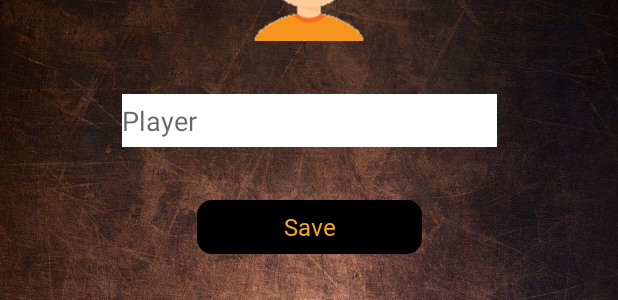
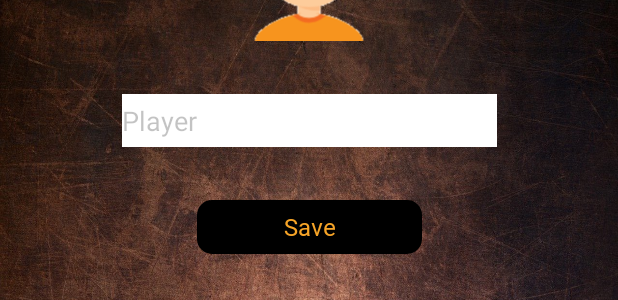
Before and after one commit to Beka1981/Simple, an Android app: the layout fragment_settings.xml on its own in the app's theme, with its tools: preview values and no code run, on a phone screen of 412 x 824 dp. Shown: the part 177-477 px from the top of the screen. Run offline under Robolectric (Android 15) with nearby library versions, the phone set to English and light mode, and no system bars.

Commit message:
fixed bugs

```diff
--- a/app/src/main/java/ge/gogichaishvili/simpleapplication/domain/Dice.kt
+++ b/app/src/main/java/ge/gogichaishvili/simpleapplication/domain/Dice.kt
@@ -4,7 +4,7 @@ import ge.gogichaishvili.simpleapplication.R
 import ge.gogichaishvili.simpleapplication.models.DiceModel
 import java.util.*
 
-open class Dice() {
+open class Dice {
     fun rollDice(): DiceModel {
         val diceValue = Random().nextInt(6) + 1
         val diceImage = when (diceValue) {
--- a/app/src/main/java/ge/gogichaishvili/simpleapplication/presentation/fragments/GameFragment.kt
+++ b/app/src/main/java/ge/gogichaishvili/simpleapplication/presentation/fragments/GameFragment.kt
@@ -24,7 +24,6 @@ import ge.gogichaishvili.simpleapplication.tools.Tools.setUnlocked
 import java.util.*
 import kotlin.concurrent.schedule
 import kotlin.math.sqrt
-
 
 class GameFragment : Fragment() {
 
--- a/app/src/main/res/layout/fragment_settings.xml
+++ b/app/src/main/res/layout/fragment_settings.xml
@@ -24,8 +24,10 @@
         android:layout_width="250dp"
         android:layout_height="35dp"
         android:layout_marginTop="35dp"
+        android:textColorHint="@color/hint"
         android:background="@color/white"
         android:hint="@string/player"
+        android:textColor="@color/black"
         android:imeOptions="actionDone"
         android:inputType="text"
         android:maxLines="1"
--- a/app/src/main/res/values/colors.xml
+++ b/app/src/main/res/values/colors.xml
@@ -11,5 +11,5 @@
     <color name="red">#b1070d</color>
     <color name="text_blue">#4A6085</color>
     <color name="hint_color">#40CCCCCC</color>
-
+    <color name="hint">#40100F0F</color>
 </resources>
```
